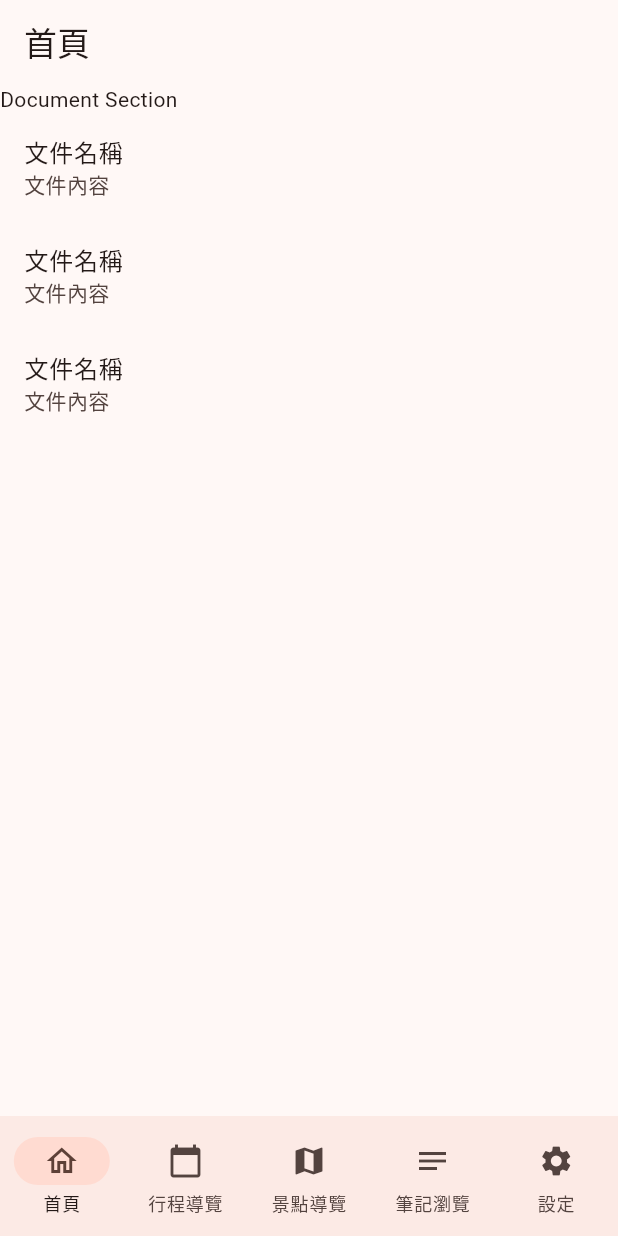
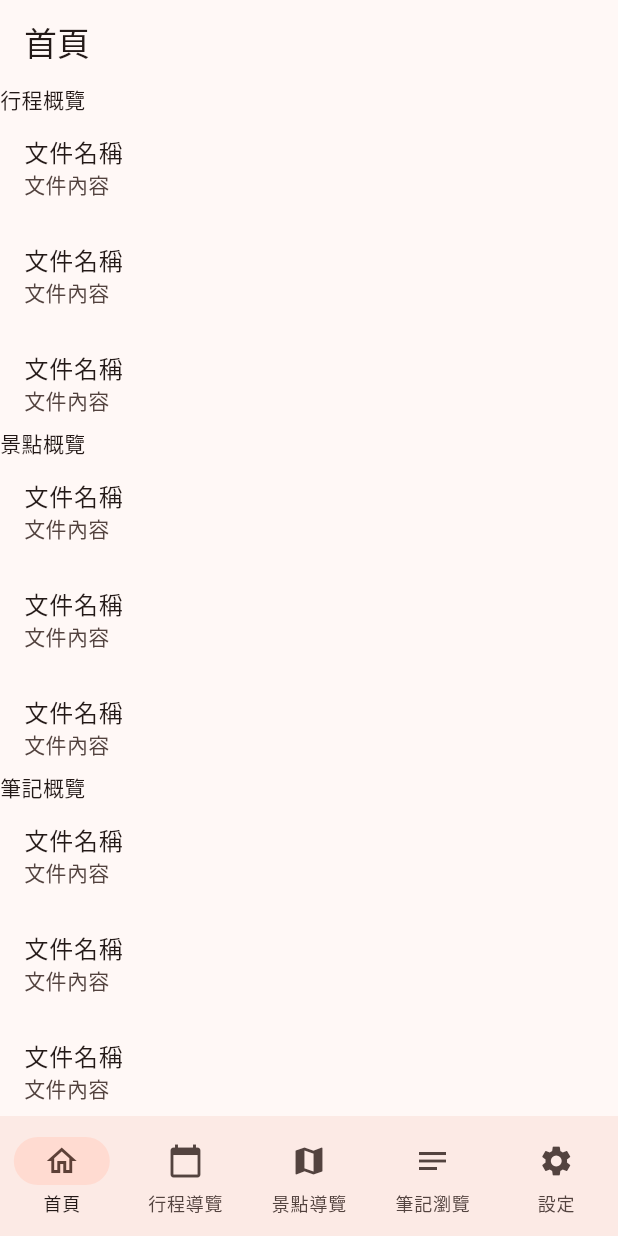
Before and after one commit to nickbanana/VaultTrip_Flutter, a Flutter app: the screen it shows after launch, on a phone screen of 412 x 824 dp. Run offline on Flutter 3.47's test engine with Material 3 defaults, Android fonts, the phone set to English and light mode, and no system bars.

Commit message:
首頁極初步雛型

```diff
--- a/lib/views/home/component/document_section.dart
+++ b/lib/views/home/component/document_section.dart
@@ -7,7 +7,7 @@ class DocumentSectionWidget extends StatelessWidget {
   Widget build(BuildContext context) {
     return ListView(
       children: [
-        Text('Document Section'),
+        Text('筆記概覽'),
         ConstrainedBox(
           constraints: BoxConstraints(
             maxHeight: 300,
--- a/lib/views/home/component/point_of_interest_section.dart
+++ b/lib/views/home/component/point_of_interest_section.dart
@@ -0,0 +1,35 @@
+import 'package:flutter/material.dart';
+
+class PointOfInterestSectionWidget extends StatelessWidget {
+  const PointOfInterestSectionWidget({super.key});
+
+  @override
+  Widget build(BuildContext context) {
+    return ListView(
+      children: [
+        Text('景點概覽'),
+        ConstrainedBox(
+          constraints: BoxConstraints(
+            maxHeight: 300,
+          ),
+          child: ListView(
+            children: [
+              ListTile(
+                title: Text('文件名稱'),
+                subtitle: Text('文件內容'),
+              ),
+              ListTile(
+                title: Text('文件名稱'),
+                subtitle: Text('文件內容'),
+              ),
+              ListTile(
+                title: Text('文件名稱'),
+                subtitle: Text('文件內容'),
+              ),
+            ]
+          )
+        )
+      ],
+    );
+  }
+}
--- a/lib/views/home/component/travel_plan_section.dart
+++ b/lib/views/home/component/travel_plan_section.dart
@@ -0,0 +1,35 @@
+import 'package:flutter/material.dart';
+
+class TravelPlanSectionWidget extends StatelessWidget {
+  const TravelPlanSectionWidget({super.key});
+
+  @override
+  Widget build(BuildContext context) {
+    return ListView(
+      children: [
+        Text('行程概覽'),
+        ConstrainedBox(
+          constraints: BoxConstraints(
+            maxHeight: 300,
+          ),
+          child: ListView(
+            children: [
+              ListTile(
+                title: Text('文件名稱'),
+                subtitle: Text('文件內容'),
+              ),
+              ListTile(
+                title: Text('文件名稱'),
+                subtitle: Text('文件內容'),
+              ),
+              ListTile(
+                title: Text('文件名稱'),
+                subtitle: Text('文件內容'),
+              ),
+            ]
+          )
+        )
+      ],
+    );
+  }
+}
--- a/lib/views/home/home.dart
+++ b/lib/views/home/home.dart
@@ -1,11 +1,19 @@
 import 'package:flutter/material.dart';
 import 'package:vault_trip/views/home/component/document_section.dart';
+import 'package:vault_trip/views/home/component/point_of_interest_section.dart';
+import 'package:vault_trip/views/home/component/travel_plan_section.dart';
 
 class HomeWidget extends StatelessWidget {
   const HomeWidget({super.key});
 
   @override
   Widget build(BuildContext context) {
-    return DocumentSectionWidget();
+    return Column(
+      children: [
+        Expanded(child: TravelPlanSectionWidget()),
+        Expanded(child: PointOfInterestSectionWidget()),
+        Expanded(child: DocumentSectionWidget()),
+      ],
+    );
   }
 }
```
